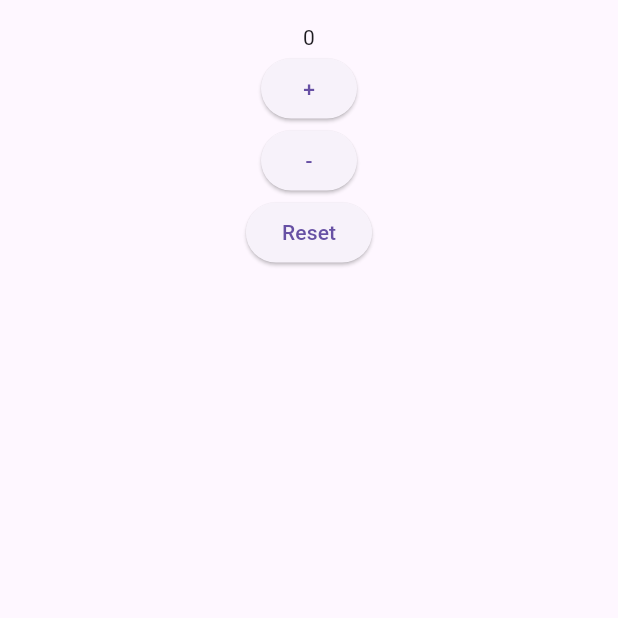
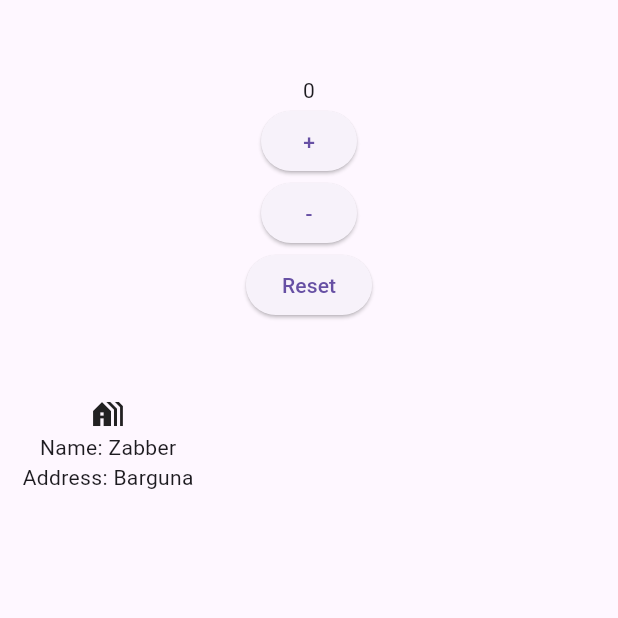
Before and after one commit to Sayem2004/dart-flutter-learning, a Flutter app: the screen it shows after launch, on a phone screen of 412 x 824 dp, the top half of it. Run offline on Flutter 3.47's test engine with Material 3 defaults, Android fonts, the phone set to English and light mode, and no system bars.

Commit message:
task 2 Update

```diff
--- a/day_12/task2/lib/main.dart
+++ b/day_12/task2/lib/main.dart
@@ -12,15 +12,52 @@ class MyApp extends StatelessWidget {
     return MaterialApp(
       debugShowCheckedModeBanner: false,
       home: Scaffold(
-        body: Padding(
-          padding:  EdgeInsets.symmetric(horizontal: 10.0, vertical: 15),
-          child: Center(
-              child: CounterScreen()),
+        body: Column(
+          crossAxisAlignment: CrossAxisAlignment.start,
+          children: [
+            Padding(
+              padding: EdgeInsets.symmetric(horizontal: 30, vertical: 50),
+              child: Center(
+                child: CounterScreen(),
+              ),
+            ),
+
+            AboutInfo(
+              icon: Icons.holiday_village,
+              name: "Zabber",
+              Address: "Barguna",
+            ),
+          ],
         ),
       ),
     );
   }
 }
+
+class AboutInfo extends StatelessWidget{
+  final IconData icon;
+  final String name;
+  final String Address;
+
+  const AboutInfo({super.key,
+  required this.icon, required this.name, required this.Address,});
+
+  @override
+  Widget build(BuildContext context) {
+    return Container(
+      margin: const EdgeInsets.only(left:15),
+
+      child: Column(
+        children: [
+          Icon(icon),
+          Text("Name: $name"),
+          Text("Address: $Address"),
+        ],
+      ),
+    );
+  }
+}
+
 
 class CounterScreen extends StatefulWidget{
   const CounterScreen({super.key});
```
